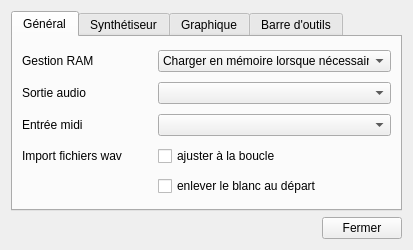
First picture: the form in trunk/gui_divers/config.ui, repository davy7125/polyphone, before the edit.
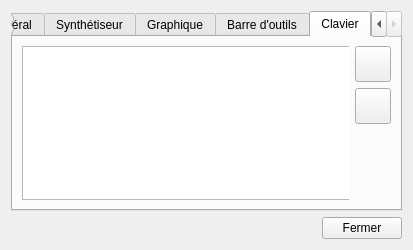
Second picture: the form after the edit. Icons and pictures are not drawn. Custom widgets are drawn as their Qt base class.

Commit message: play with computer keyboard + velocity layers

What changed in the file:
```diff
--- a/trunk/gui_divers/config.ui
+++ b/trunk/gui_divers/config.ui
@@ -36,7 +36,7 @@
    <item>
     <widget class="QTabWidget" name="tabWidget">
      <property name="currentIndex">
-      <number>0</number>
+      <number>4</number>
      </property>
      <widget class="QWidget" name="tabGeneral">
       <attribute name="title">
@@ -1115,6 +1115,103 @@
        </item>
       </layout>
      </widget>
+     <widget class="QWidget" name="tabKeyboard">
+      <attribute name="title">
+       <string>Clavier</string>
+      </attribute>
+      <layout class="QHBoxLayout" name="horizontalLayout_7">
+       <item>
+        <widget class="TableKey" name="tableKeyboardMap">
+         <property name="styleSheet">
+          <string notr="true">
+
+QTableWidget
+{
+	margin-right: -2px;
+}</string>
+         </property>
+         <property name="frameShape">
+          <enum>QFrame::StyledPanel</enum>
+         </property>
+        </widget>
+       </item>
+       <item>
+        <layout class="QVBoxLayout" name="verticalLayout_8">
+         <item>
+          <widget class="QPushButton" name="pushOctavePlus">
+           <property name="minimumSize">
+            <size>
+             <width>36</width>
+             <height>36</height>
+            </size>
+           </property>
+           <property name="maximumSize">
+            <size>
+             <width>36</width>
+             <height>36</height>
+            </size>
+           </property>
+           <property name="text">
+            <string/>
+           </property>
+           <property name="icon">
+            <iconset resource="../ressources.qrc">
+             <normaloff>:/icones/octave_up</normaloff>:/icones/octave_up</iconset>
+           </property>
+           <property name="iconSize">
+            <size>
+             <width>32</width>
+             <height>32</height>
+            </size>
+           </property>
+          </widget>
+         </item>
+         <item>
+          <widget class="QPushButton" name="pushOctaveMoins">
+           <property name="minimumSize">
+            <size>
+             <width>36</width>
+             <height>36</height>
+            </size>
+           </property>
+           <property name="maximumSize">
+            <size>
+             <width>36</width>
+             <height>36</height>
+            </size>
+           </property>
+           <property name="text">
+            <string/>
+           </property>
+           <property name="icon">
+            <iconset resource="../ressources.qrc">
+             <normaloff>:/icones/octave_down</normaloff>:/icones/octave_down</iconset>
+           </property>
+           <property name="iconSize">
+            <size>
+             <width>32</width>
+             <height>32</height>
+            </size>
+           </property>
+          </widget>
+         </item>
+         <item>
+          <spacer name="verticalSpacer_3">
+           <property name="orientation">
+            <enum>Qt::Vertical</enum>
+           </property>
+           <property name="sizeHint" stdset="0">
+            <size>
+             <width>20</width>
+             <height>40</height>
+            </size>
+           </property>
+          </spacer>
+         </item>
+        </layout>
+       </item>
+      </layout>
+     </widget>
     </widget>
    </item>
    <item>
@@ -1143,6 +1240,13 @@
    </item>
   </layout>
  </widget>
+ <customwidgets>
+  <customwidget>
+   <class>TableKey</class>
+   <extends>QTableWidget</extends>
+   <header>tablekey.h</header>
+  </customwidget>
+ </customwidgets>
  <resources>
   <include location="../ressources.qrc"/>
  </resources>
```
The commit also changes 37 other files.
